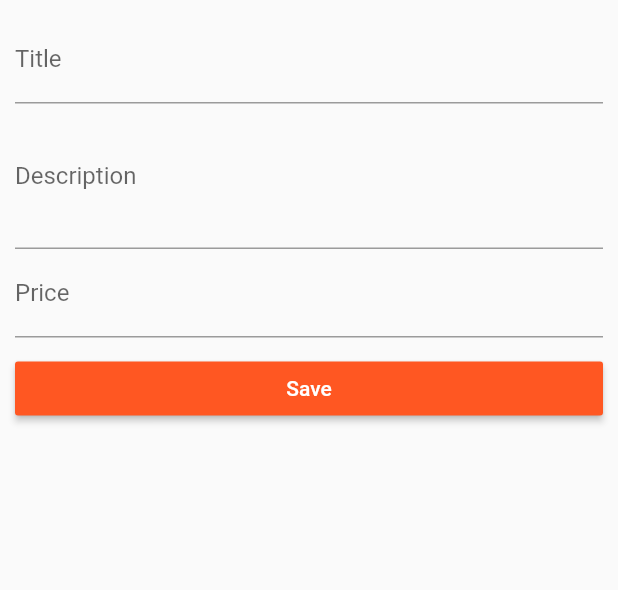
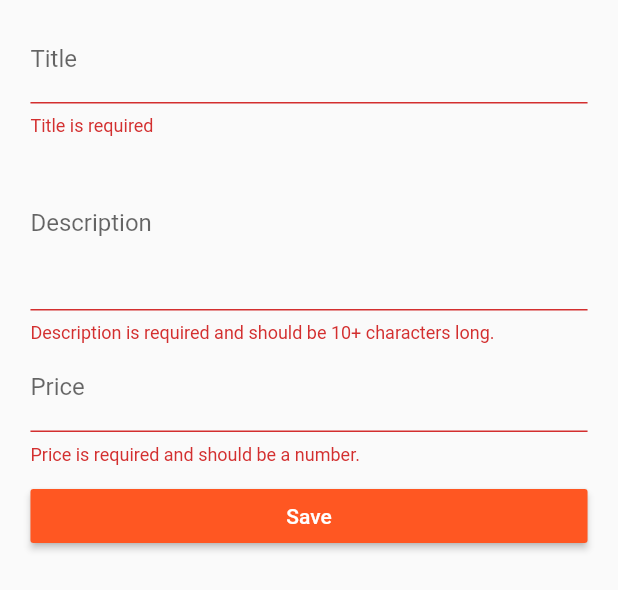
Before and after one commit to rkunboxed/flutter-app, a Flutter app: the ProductCreatePage widget shown alone on an empty page, opened directly with empty values, after a tap on "Save", on a phone screen of 412 x 824 dp. Shown: the top 590 px of the screen. Run offline on Flutter 3.47's test engine with Material 2 defaults, Android fonts, the phone set to English and light mode, and no system bars.

Commit message:
more form handling, clean up, and various http requests

```diff
--- a/lib/pages/manage.dart
+++ b/lib/pages/manage.dart
@@ -5,9 +5,8 @@ import '../pages/product_list.dart';
 
 class ManagePage extends StatelessWidget {
   final Function addProduct;
-  final Function deleteProduct;
 
-  ManagePage(this.addProduct, this.deleteProduct);
+  ManagePage(this.addProduct);
 
   @override
   Widget build(BuildContext context) {
@@ -47,7 +46,7 @@ class ManagePage extends StatelessWidget {
           ),
           body: TabBarView(
             children: <Widget>[
-              ProductCreatePage(addProduct, deleteProduct),
+              ProductCreatePage(addProduct),
               ProductListPage()
             ],
           )
--- a/lib/pages/product_create.dart
+++ b/lib/pages/product_create.dart
@@ -1,11 +1,9 @@
 import 'package:flutter/material.dart';
 
 class ProductCreatePage extends StatefulWidget {
+  final Function addProduct;
 
-  final Function addProduct;
-  final Function deleteProduct;
-
-  ProductCreatePage(this.addProduct, this.deleteProduct);
+  ProductCreatePage(this.addProduct);
 
   @override
   State<StatefulWidget> createState() {
@@ -14,64 +12,103 @@ class ProductCreatePage extends StatefulWidget {
 }
 
 class _ProductCreatePageState extends State<ProductCreatePage> {
-  String _titleValue = '';
-  String _descValue = '';
-  double _priceValue = 0.0;
+  final Map<String, dynamic> _formData = {
+    'title': null,
+    'description': null,
+    'price': null,
+    'image': 'assets/food.jpg'
+  };
+
+  final GlobalKey<FormState> _formKey = GlobalKey<FormState>();
+
+  Widget _buildTitleTextField() {
+    return TextFormField(
+      decoration: InputDecoration(labelText: 'Title'),
+      validator: (String value) {
+        if (value.isEmpty) {
+          return 'Title is required';
+        }
+      },
+      onSaved: (String value) {
+        //do not need to use set state since we aren't displaying it anywhere requiring a rerender (rerun the build method)
+        _formData['title'] = value;
+      },
+    );
+  }
+
+  Widget _buildDescriptionTextField() {
+    return TextFormField(
+      decoration: InputDecoration(labelText: 'Description'),
+      maxLines: 4,
+      validator: (String value) {
+        if (value.isEmpty || value.trim().length < 10) {
+          return 'Description is required and should be 10+ characters long.';
+        }
+      },
+      onSaved: (String value) {
+        _formData['description'] = value;
+      },
+    );
+  }
+
+  Widget _buildPriceTextField() {
+    return TextFormField(
+      decoration: InputDecoration(labelText: 'Price'),
+      keyboardType: TextInputType.number,
+      validator: (String value) {
+        if (value.isEmpty ||
+            !RegExp(r'^(?:[1-9]\d*|0)?(?:\.\d+)?$').hasMatch(value)) {
+          return 'Price is required and should be a number.';
+        }
+      },
+      onSaved: (String value) {
+        _formData['title'] = double.parse(value);
+      },
+    );
+  }
+
+  void _submitForm() {
+    if (!_formKey.currentState.validate()) {
+      return;
+    }
+    _formKey.currentState.save(); //executes onSave method for every text field
+    widget.addProduct(_formData);
+    Navigator.pushReplacementNamed(context, '/');
+  }
 
   @override
   Widget build(BuildContext context) {
-    return Container(
+    final double deviceWidth = MediaQuery.of(context).size.width;
+    final double targetWidth = deviceWidth > 550.0 ? 500.0 : deviceWidth * 0.95;
+    final double targetPadding = deviceWidth - targetWidth;
+    return GestureDetector(
+      //use gesture detector to close the keyboard when user taps outside the form
+      onTap: () {
+        print('tapped');
+        FocusScope.of(context).requestFocus(FocusNode());
+      },
+      child: Container(
         margin: EdgeInsets.all(10.0),
-      child: ListView(children: <Widget>[
-      TextField(
-        decoration: InputDecoration(labelText: 'Title'),
-        onChanged: (String value) { //fires every keystroke
-          setState(() {
-            _titleValue = value;
-          });
-        },
-      ),
-      TextField(
-        decoration: InputDecoration(labelText: 'Description'),
-        maxLines: 3,
-        onChanged: (String value) {
-          setState(() {
-            _descValue = value;
-          });
-        },
-      ),
-      TextField(
-        decoration: InputDecoration(labelText: 'Price'),
-        keyboardType: TextInputType.number,
-        onChanged: (String value) {
-          setState(() {
-            _priceValue = double.parse(value);
-          });
-        },
-      ),
+        child: Form(
+          key: _formKey, //allows us to access this form object from other parts of the app
+          child: ListView(
+            padding: EdgeInsets.symmetric(horizontal: targetPadding / 2),
+            children: <Widget>[
+            _buildTitleTextField(),
+            _buildDescriptionTextField(),
+            _buildPriceTextField(),
             SizedBox(height: 10.0),
             RaisedButton(
               child: Text('Save'),
               color: Theme.of(context).accentColor,
               textColor: Colors.white,
               onPressed: () {
-          final Map<String, dynamic> product = {
-            'title': _titleValue,
-            'description': _descValue,
-            'price': _priceValue,
-            'image': 'assets/food.jpg'
-          };
-          widget.addProduct(product);
-          Navigator.pushReplacementNamed(context, '/');
-          // showModalBottomSheet(
-          //     context: context,
-          //     builder: (BuildContext context) {
-          //       return Column(children: <Widget>[
-          //         Text('This is a modal'),
-          //       ]);
-          //     });
+                _submitForm();
               },
             ),
-    ]));
+          ]),
+        ),
+      ),
+    );
   }
 }
--- a/pubspec.yaml
+++ b/pubspec.yaml
@@ -9,6 +9,7 @@ dependencies:
   # Use with the CupertinoIcons class for iOS style icons.
   cupertino_icons: ^0.1.2
   http: ^0.11.3+16
+  url_launcher: ^3.0.3
 
 dev_dependencies:
   flutter_test:
```
Also changed, not shown: lib/main.dart (+6 -6 lines), lib/pages/auth.dart (+110 -52 lines), pubspec.lock, 3 other files. Lines whose indentation alone changed are shown as unchanged.
